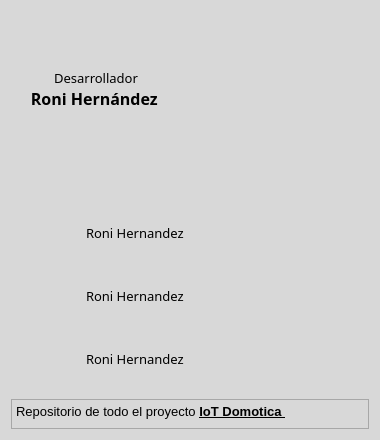
Old version of the form CUERPO/DISENO/MAIN/DatosCreador_d.ui in the repository ronihdzz/CACPY.
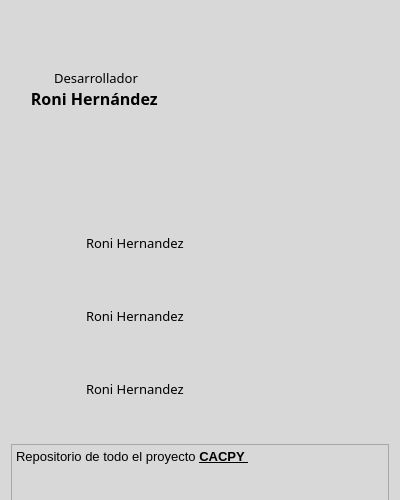
New version of the form. Icons and pictures are not drawn.

Commit message: Cambie el  nombre de proyecto a un nombre de proyecto mas corto, el nuevo nombre que elegi es: 'CACPY' el cual hace referencia a: Calificador Automatico Classroom Python Me encargue de remplazar las imagenes del icono a unas que ya tengan el nuevo nombre del proyecto Me encargue de que todas las ventanas cuenten con el nombre del programa Elegi una licencia para mi proyecto la cual es

What changed in the file:
```diff
--- a/CUERPO/DISENO/MAIN/DatosCreador_d.ui
+++ b/CUERPO/DISENO/MAIN/DatosCreador_d.ui
@@ -6,14 +6,14 @@
    <rect>
     <x>0</x>
     <y>0</y>
-    <width>380</width>
-    <height>440</height>
+    <width>400</width>
+    <height>500</height>
    </rect>
   </property>
   <property name="minimumSize">
    <size>
-    <width>380</width>
-    <height>440</height>
+    <width>400</width>
+    <height>500</height>
    </size>
   </property>
   <property name="maximumSize">
@@ -400,7 +400,7 @@
      <property name="minimumSize">
       <size>
        <width>340</width>
-       <height>30</height>
+       <height>60</height>
       </size>
      </property>
      <property name="maximumSize">
@@ -437,7 +437,7 @@
 &lt;html&gt;&lt;head&gt;&lt;meta name=&quot;qrichtext&quot; content=&quot;1&quot; /&gt;&lt;style type=&quot;text/css&quot;&gt;
 p, li { white-space: pre-wrap; }
 &lt;/style&gt;&lt;/head&gt;&lt;body style=&quot; font-family:'TamilSangamMN'; font-size:13px; font-weight:400; font-style:normal;&quot;&gt;
-&lt;p style=&quot; margin-top:0px; margin-bottom:0px; margin-left:0px; margin-right:0px; -qt-block-indent:0; text-indent:0px;&quot;&gt;&lt;span style=&quot; font-size:13px;&quot;&gt;Repositorio de todo el proyecto &lt;/span&gt;&lt;a href=&quot;{repositorio_link}&quot;&gt;&lt;span style=&quot; font-size:13px; font-weight:600; text-decoration: underline; color:#000000;&quot;&gt;IoT Domotica &lt;/span&gt;&lt;/a&gt;&lt;/p&gt;&lt;/body&gt;&lt;/html&gt;</string>
+&lt;p style=&quot; margin-top:0px; margin-bottom:0px; margin-left:0px; margin-right:0px; -qt-block-indent:0; text-indent:0px;&quot;&gt;&lt;span style=&quot; font-size:13px;&quot;&gt;Repositorio de todo el proyecto &lt;/span&gt;&lt;a href=&quot;{repositorio_link}&quot;&gt;&lt;span style=&quot; font-size:13px; font-weight:600; text-decoration: underline; color:#000000;&quot;&gt;CACPY &lt;/span&gt;&lt;/a&gt;&lt;/p&gt;&lt;/body&gt;&lt;/html&gt;</string>
      </property>
     </widget>
    </item>
```
The commit also changes 88 other files.
